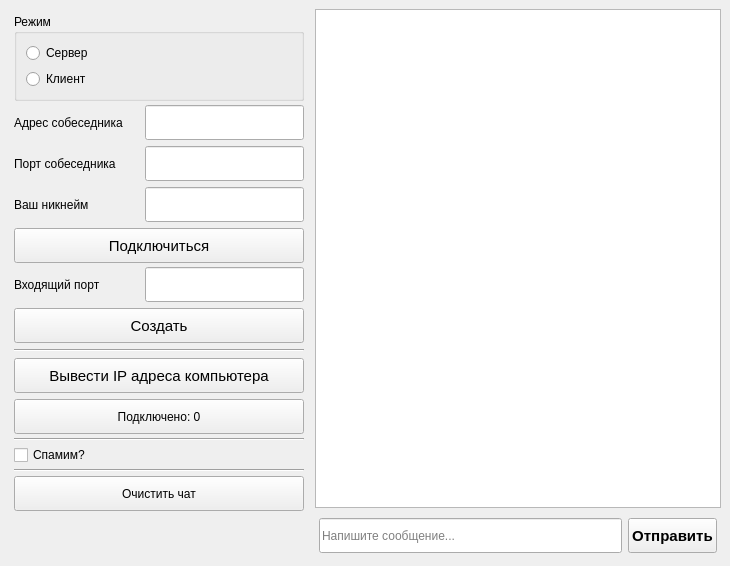
Qt form sem3/nvi_chat_tcp_super/mainwindow.ui (faurkonig/i-love-karpov) before a commit.
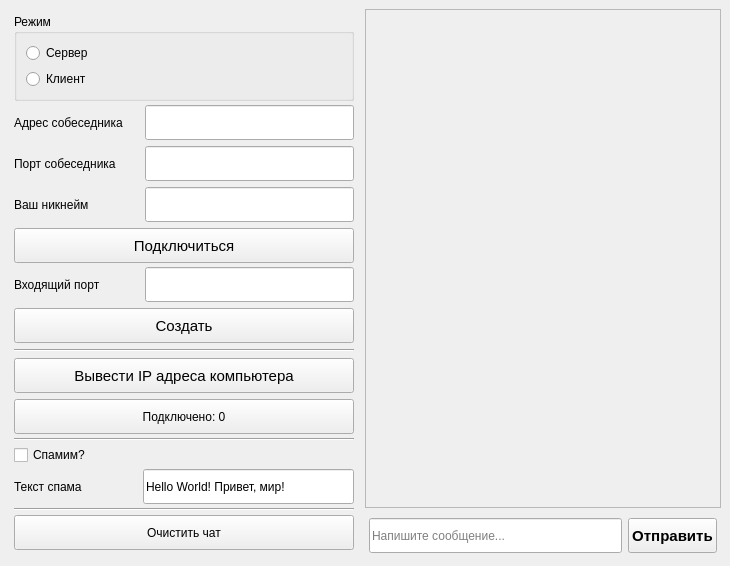
The same form after that commit.

Commit message:
Changed textEdit chat view to scrollArea
(in TCP super chat)

The edit to the form file:
```diff
--- a/sem3/nvi_chat_tcp_super/mainwindow.ui
+++ b/sem3/nvi_chat_tcp_super/mainwindow.ui
@@ -19,7 +19,7 @@
      <widget class="QWidget" name="leftVerticalWidget" native="true">
       <property name="maximumSize">
        <size>
-        <width>300</width>
+        <width>350</width>
         <height>16777215</height>
        </size>
       </property>
@@ -300,6 +300,36 @@
          </property>
         </widget>
        </item>
+       <item>
+        <layout class="QHBoxLayout" name="horizontalLayoutSpamText">
+         <item>
+          <widget class="QLabel" name="labelSpamText">
+           <property name="minimumSize">
+            <size>
+             <width>125</width>
+             <height>35</height>
+            </size>
+           </property>
+           <property name="text">
+            <string>Текст спама</string>
+           </property>
+          </widget>
+         </item>
+         <item>
+          <widget class="QLineEdit" name="lineEditSpamText">
+           <property name="minimumSize">
+            <size>
+             <width>0</width>
+             <height>35</height>
+            </size>
+           </property>
+           <property name="text">
+            <string>Hello World! Привет, мир!</string>
+           </property>
+          </widget>
+         </item>
+        </layout>
+       </item>
        <item>
         <widget class="Line" name="line4">
          <property name="orientation">
@@ -339,13 +369,8 @@
     <item>
      <layout class="QVBoxLayout" name="rightVerticalLayout">
       <item>
-       <widget class="QTextEdit" name="chatTextEdit">
-        <property name="font">
-         <font>
-          <pointsize>10</pointsize>
-         </font>
-        </property>
-        <property name="readOnly">
+       <widget class="QScrollArea" name="chatArea">
+        <property name="widgetResizable">
          <bool>true</bool>
         </property>
        </widget>
```
Left out of the diff: 15 changed lines with no effect on the pictures. The commit also changes 2 other files.
